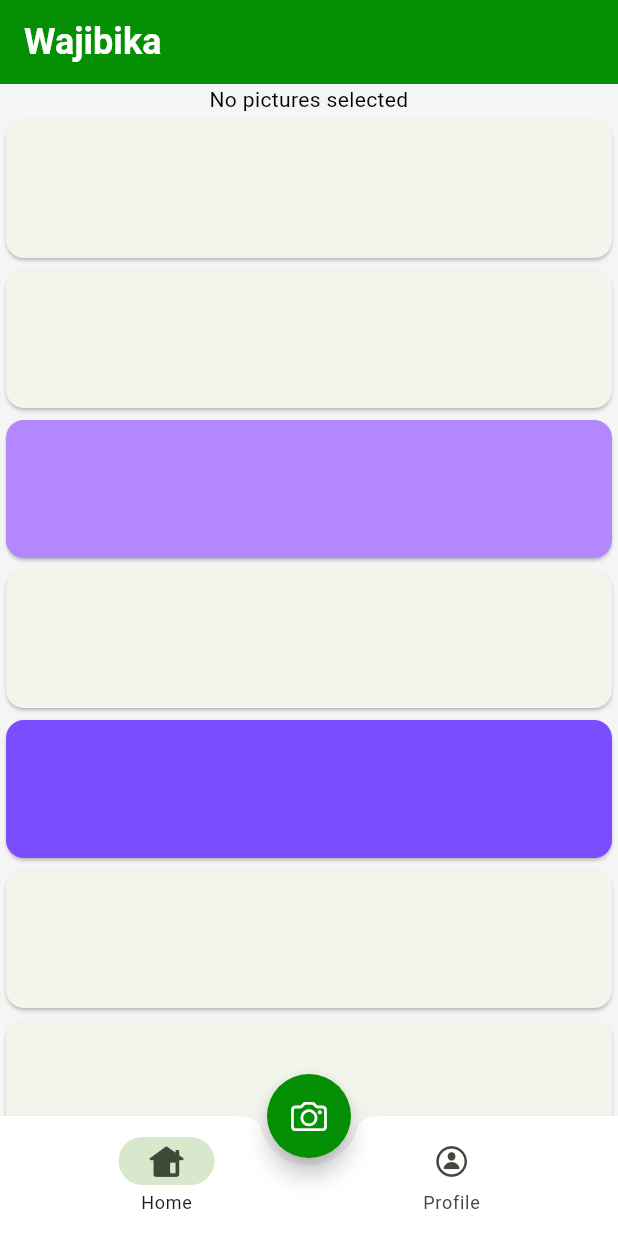
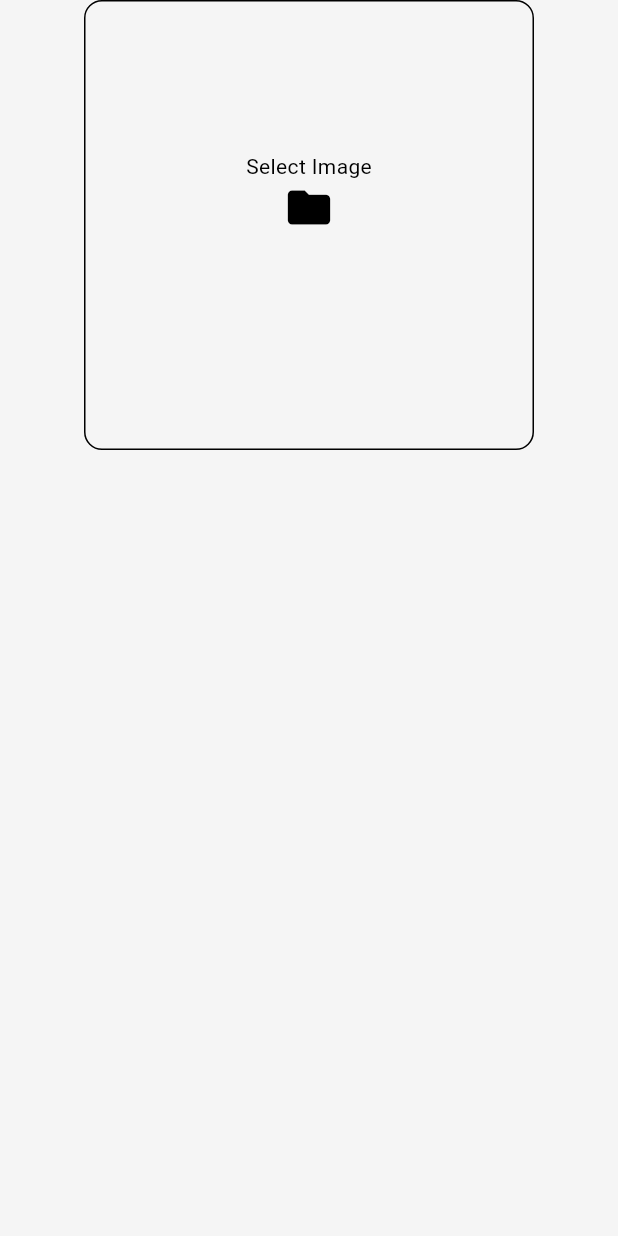
Before and after one commit to H-Munene/Wajibika_Mobile, a Flutter app: the HomePage screen opened directly, after a tap on an icon or button, on a phone screen of 412 x 824 dp. Run offline on Flutter 3.47's test engine with Material 3 defaults, Android fonts, the phone set to English and light mode, and no system bars; our stand-ins replace bloc, cherry_toast, fluentui_system_icons, flutter_bloc, font_awesome_flutter, fpdart and 5 more; accounts and stored records are empty; project files that could hold a hidden picture were left out.

Commit message:
update: registered media bloc

```diff
--- a/lib/presentation/bloc/media/bloc/media_bloc.dart
+++ b/lib/presentation/bloc/media/bloc/media_bloc.dart
@@ -8,12 +8,12 @@ part 'media_event.dart';
 part 'media_state.dart';
 
 class MediaBloc extends Bloc<MediaEvent, MediaState> {
-  MediaBloc() : super(MediaNoPicturesSelected()) {
-    on<MediaSelectImageFromGallery>(_onImagesSelectedFromGallery);
+  MediaBloc() : super(MediaNoPicturesSelectedState()) {
+    on<MediaSelectImageFromGalleryEvent>(_onImagesSelectedFromGallery);
   }
 
   Future<void> _onImagesSelectedFromGallery(
-    MediaSelectImageFromGallery event,
+    MediaSelectImageFromGalleryEvent event,
     Emitter<MediaState> emit,
   ) async {
     try {
@@ -21,24 +21,24 @@ class MediaBloc extends Bloc<MediaEvent, MediaState> {
         source: ImageSource.gallery,
       );
 
-      if (state is MediaPictureSelectedFromGallery) {
-        final currentState = state as MediaPictureSelectedFromGallery;
+      if (state is MediaPictureSelectedFromGalleryState) {
+        final currentState = state as MediaPictureSelectedFromGalleryState;
 
         if (selectedImage == null) {
-          emit(MediaPictureSelectedFromGallery(image: currentState.image));
+          emit(MediaPictureSelectedFromGalleryState(image: currentState.image));
         } else {
-          emit(MediaPictureSelectedFromGallery(image: selectedImage));
+          emit(MediaPictureSelectedFromGalleryState(image: selectedImage));
         }
       } else {
         if (selectedImage == null) {
-          emit(MediaNoPicturesSelected());
+          emit(MediaNoPicturesSelectedState());
         } else {
-          emit(MediaPictureSelectedFromGallery(image: selectedImage));
+          emit(MediaPictureSelectedFromGalleryState(image: selectedImage));
         }
       }
     } catch (e) {
-      emit(MediaPictureSelectionFailed());
-      emit(MediaNoPicturesSelected());
+      emit(MediaPictureSelectionFailedState());
+      emit(MediaNoPicturesSelectedState());
     }
   }
 }
--- a/lib/presentation/bloc/media/bloc/media_event.dart
+++ b/lib/presentation/bloc/media/bloc/media_event.dart
@@ -3,6 +3,6 @@ part of 'media_bloc.dart';
 @immutable
 sealed class MediaEvent {}
 
-final class MediaSelectImageFromGallery extends MediaEvent {}
+final class MediaSelectImageFromGalleryEvent extends MediaEvent {}
 
-final class MediaTakePictureWithCamera extends MediaEvent {}
+final class MediaTakePictureWithCameraEvent extends MediaEvent {}
--- a/lib/presentation/bloc/media/bloc/media_state.dart
+++ b/lib/presentation/bloc/media/bloc/media_state.dart
@@ -3,12 +3,12 @@ part of 'media_bloc.dart';
 @immutable
 sealed class MediaState {}
 
-final class MediaNoPicturesSelected extends MediaState {}
+final class MediaNoPicturesSelectedState extends MediaState {}
 
-final class MediaPictureSelectionFailed extends MediaState {}
+final class MediaPictureSelectionFailedState extends MediaState {}
 
-final class MediaPictureSelectedFromGallery extends MediaState {
-  MediaPictureSelectedFromGallery({required this.image});
+final class MediaPictureSelectedFromGalleryState extends MediaState {
+  MediaPictureSelectedFromGalleryState({required this.image});
 
   final XFile image;
 }
--- a/lib/presentation/pages/auth/home.dart
+++ b/lib/presentation/pages/auth/home.dart
@@ -1,6 +1,7 @@
 import 'package:bloc_clean_arch/presentation/bloc/auth/auth_bloc.dart';
 import 'package:bloc_clean_arch/presentation/bloc/media/bloc/media_bloc.dart';
 import 'package:bloc_clean_arch/presentation/pages/auth/login.dart';
+import 'package:bloc_clean_arch/presentation/pages/auth/report.dart';
 import 'package:bloc_clean_arch/presentation/pages/auth/screens/home_feed.dart';
 import 'package:bloc_clean_arch/presentation/pages/auth/screens/profile.dart';
 import 'package:flutter/cupertino.dart';
@@ -22,8 +23,12 @@ class _HomePageState extends State<HomePage> {
 
   List<Widget> screens = [const HomeFeed(), const ProfilePage()];
 
-  Future<void> _selectImages() async {
-    context.read<MediaBloc>().add(MediaSelectImageFromGallery());
+  Future<void> _selectImage() async {
+
+    context.read<MediaBloc>().add(MediaSelectImageFromGalleryEvent());
+    await Navigator.of(
+      context,
+    ).push(CupertinoPageRoute(builder: (context) => const ReportPage()));
   }
 
   @override
@@ -32,7 +37,7 @@ class _HomePageState extends State<HomePage> {
       appBar: AppBar(title: const Text('Wajibika')),
       floatingActionButtonLocation: FloatingActionButtonLocation.centerDocked,
       floatingActionButton: FloatingActionButton(
-        onPressed: _selectImages,
+        onPressed: _selectImage,
         shape: const CircleBorder(),
         child: const Icon(CupertinoIcons.photo_camera),
       ),
--- /dev/null
+++ b/lib/presentation/pages/auth/report.dart
@@ -0,0 +1,84 @@
+import 'dart:io';
+
+import 'package:bloc_clean_arch/core/core.dart';
+import 'package:bloc_clean_arch/presentation/bloc/media/bloc/media_bloc.dart';
+import 'package:flutter/material.dart';
+import 'package:flutter_bloc/flutter_bloc.dart';
+import 'package:provider/provider.dart';
+
+class ReportPage extends StatefulWidget {
+  const ReportPage({super.key});
+
+  @override
+  State<ReportPage> createState() => _ReportPageState();
+}
+
+class _ReportPageState extends State<ReportPage> {
+  @override
+  Widget build(BuildContext context) {
+    return Scaffold(
+      body: SafeArea(
+        child: Center(
+          child: Column(
+            children: [
+              GestureDetector(
+                onTap:
+                    () => context.read<MediaBloc>().add(
+                      MediaSelectImageFromGalleryEvent(),
+                    ),
+                child: BlocBuilder<MediaBloc, MediaState>(
+                  builder: (context, state) {
+                    if (state is MediaNoPicturesSelectedState) {
+                      return GestureDetector(
+                        onTap:
+                            () => context.read<MediaBloc>().add(
+                              MediaSelectImageFromGalleryEvent(),
+                            ),
+                        child: Container(
+                          height: 300,
+                          width: 300,
+                          decoration: BoxDecoration(
+                            borderRadius: AppDimensions.circleBorderRadius,
+                            border: Border.all(),
+                          ),
+                          child: const Column(
+                            children: [
+                              SizedBox(height: 100),
+                              Text('Select Image'),
+                              Icon(Icons.folder, size: 34),
+                            ],
+                          ),
+                        ),
+                      );
+                    } else {
+                      final currentState =
+                          state as MediaPictureSelectedFromGalleryState;
+                      final selectedImage = currentState.image.path;
+                      return GestureDetector(
+                        onTap:
+                            () => context.read<MediaBloc>().add(
+                              MediaSelectImageFromGalleryEvent(),
+                            ),
+                        child: Container(
+                          height: 300,
+                          width: 300,
+                          decoration: BoxDecoration(border: Border.all()),
+                          child: Image.file(
+                            height: 300,
+                            width: 300,
+                            fit: BoxFit.cover,
+                            File(selectedImage),
+                          ),
+                        ),
+                      );
+                    }
+                  },
+                ),
+              ),
+            ],
+          ),
+        ),
+      ),
+    );
+  }
+}
--- a/lib/presentation/pages/auth/screens/home_feed.dart
+++ b/lib/presentation/pages/auth/screens/home_feed.dart
@@ -20,7 +20,7 @@ class _HomeFeedState extends State<HomeFeed> {
         SliverToBoxAdapter(
           child: BlocConsumer<MediaBloc, MediaState>(
             listener: (context, state) {
-              if (state is MediaPictureSelectionFailed) {
+              if (state is MediaPictureSelectionFailedState) {
                 SnackbarDefinition.errorSnackBar(
                   context: context,
                   message: 'Failed to select images',
@@ -28,7 +28,7 @@ class _HomeFeedState extends State<HomeFeed> {
               }
             },
             builder: (context, state) {
-              if (state is MediaPictureSelectedFromGallery) {
+              if (state is MediaPictureSelectedFromGalleryState) {
                 return SizedBox(
                   height: 300,
                   child: Padding(
```
